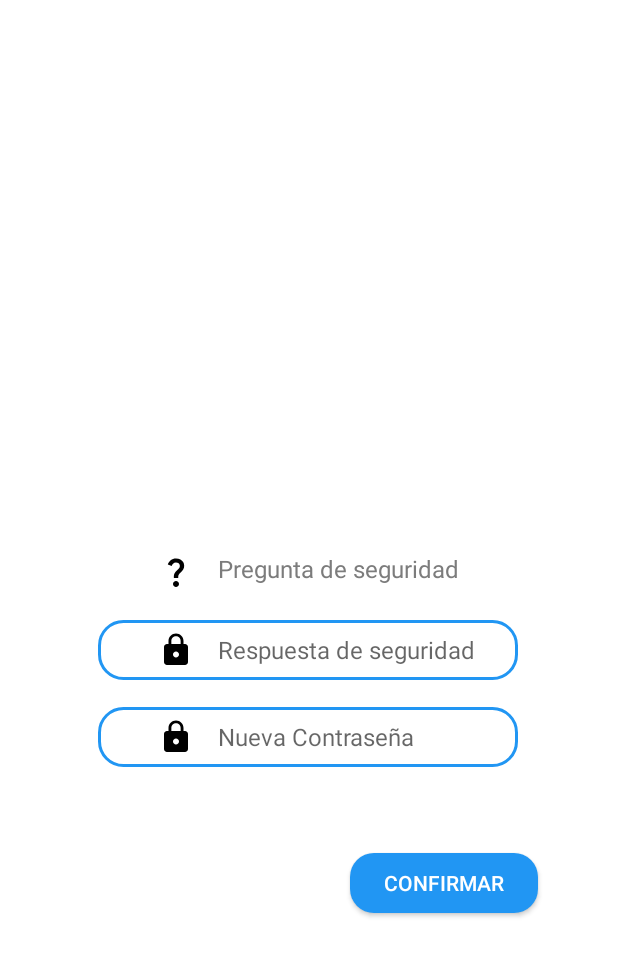
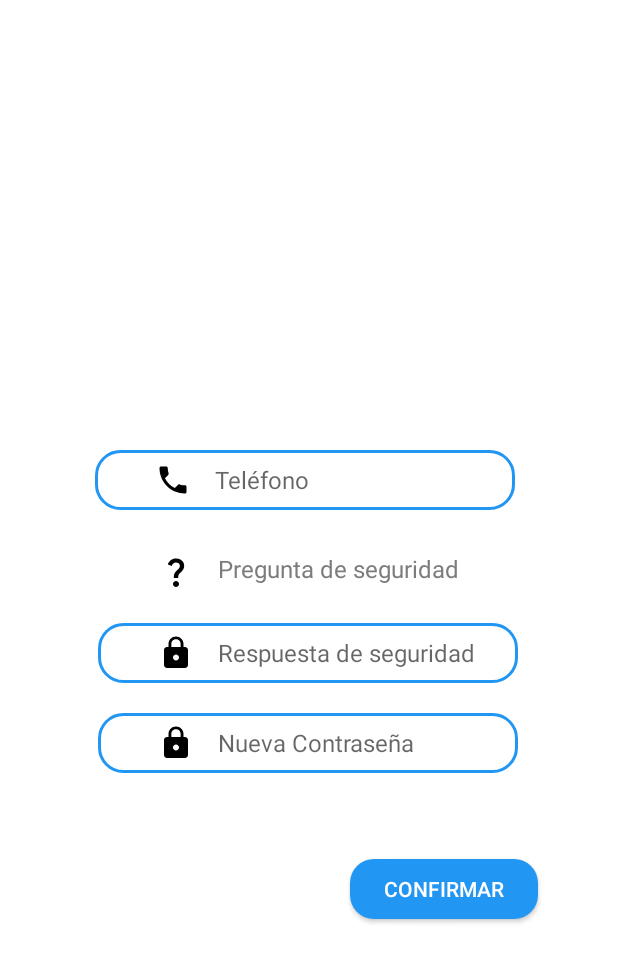
Before and after one commit to ktr19/Spotterly, an Android app: the RecuperarContrasenaActivity screen opened directly, with no data from a screen before it, on a phone screen of 412 x 824 dp. Shown: the top 962 px of the screen. Run offline under Robolectric (Android 15) with nearby library versions, the phone set to English and light mode, and no system bars.

Commit message:
Recuperar contraseña añadido tlf

```diff
--- a/app/src/main/res/layout/activity_recuperar_contrasena.xml
+++ b/app/src/main/res/layout/activity_recuperar_contrasena.xml
@@ -9,10 +9,30 @@
     tools:context=".RecuperarContrasenaActivity">
 
     <EditText
+        android:id="@+id/txtTelefonoRecuperar"
+        android:layout_width="280dp"
+        android:layout_height="40dp"
+        android:layout_marginTop="300dp"
+        android:background="@drawable/edittext_background"
+        android:drawableLeft="@drawable/phone"
+        android:drawablePadding="16dp"
+        android:ems="10"
+        android:hint="Teléfono"
+        android:inputType="phone"
+        android:maxLength="9"
+        android:paddingLeft="40dp"
+        android:textColor="#7C7C7C"
+        android:textSize="16sp"
+        app:layout_constraintEnd_toEndOf="parent"
+        app:layout_constraintHorizontal_bias="0.48"
+        app:layout_constraintStart_toStartOf="parent"
+        app:layout_constraintTop_toTopOf="parent" />
+
+    <EditText
         android:id="@+id/txtNuevaContrasena"
         android:layout_width="280dp"
         android:layout_height="40dp"
-        android:layout_marginTop="18dp"
+        android:layout_marginTop="20dp"
         android:background="@drawable/edittext_background"
         android:contentDescription="Contraseña"
         android:drawableLeft="@drawable/lock"
@@ -46,7 +66,7 @@
         android:id="@+id/txtRecuperarRespuesta"
         android:layout_width="280dp"
         android:layout_height="40dp"
-        android:layout_marginTop="18dp"
+        android:layout_marginTop="20dp"
         android:background="@drawable/edittext_background"
         android:drawableLeft="@drawable/lock"
         android:drawablePadding="16dp"
@@ -66,16 +86,16 @@
         android:id="@+id/txtRecuperarPregunta"
         android:layout_width="278dp"
         android:layout_height="35dp"
-        android:layout_marginTop="360dp"
+        android:layout_marginTop="20dp"
         android:drawableLeft="@drawable/ic_pregunta"
         android:drawablePadding="16dp"
+        android:paddingLeft="40dp"
+        android:paddingTop="8dp"
         android:text="Pregunta de seguridad"
         android:textColor="#7C7C7C"
         android:textSize="16sp"
-        android:paddingLeft="40dp"
-        android:paddingTop="8dp"
         app:layout_constraintEnd_toEndOf="parent"
         app:layout_constraintHorizontal_bias="0.488"
         app:layout_constraintStart_toStartOf="parent"
-        app:layout_constraintTop_toTopOf="parent" />
+        app:layout_constraintTop_toBottomOf="@+id/txtTelefonoRecuperar" />
 </androidx.constraintlayout.widget.ConstraintLayout>
```
